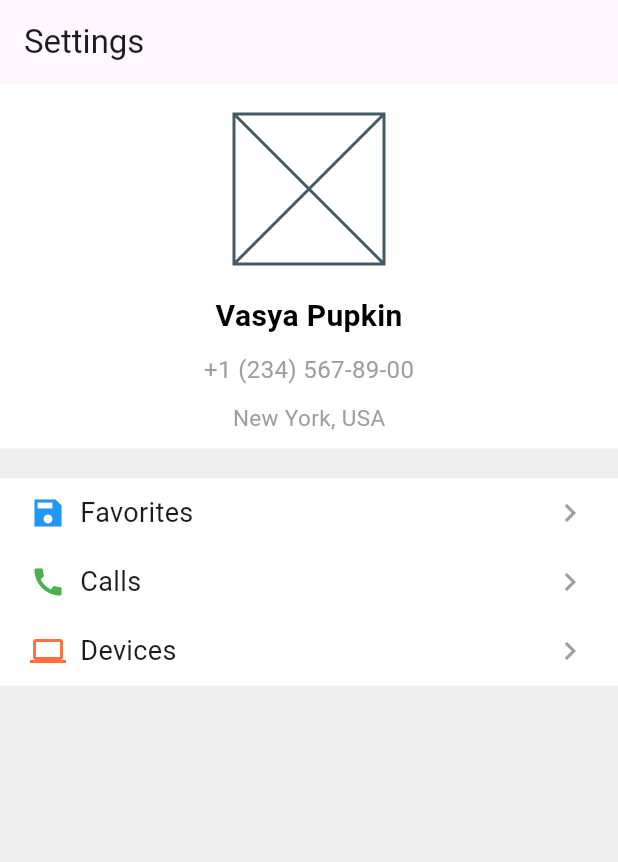
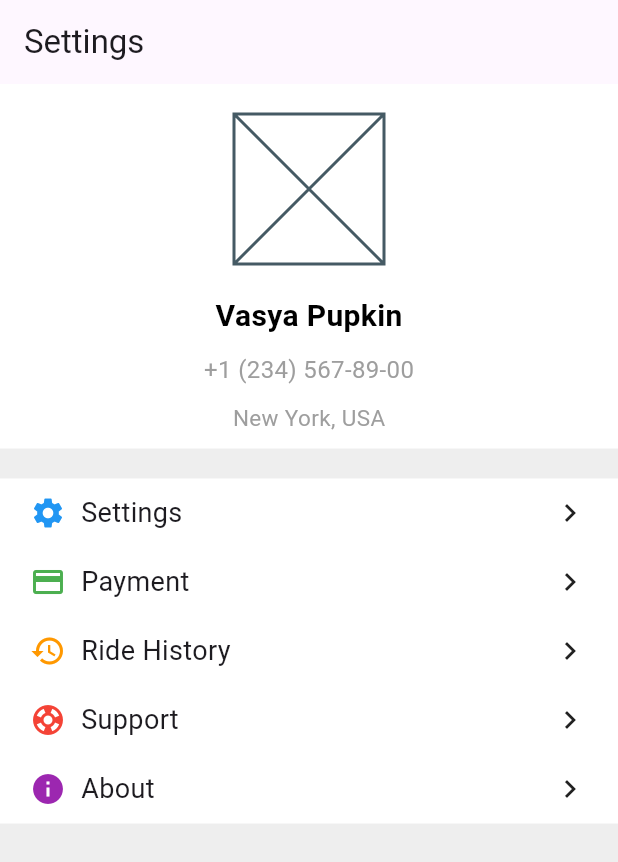
Before and after one commit to TheBaytur/baza, a Flutter app: the screen it shows after launch, on a phone screen of 412 x 824 dp. Shown: the top 862 px of the screen. Run offline on Flutter 3.47's test engine with Material 3 defaults, Android fonts, the phone set to English and light mode, and no system bars.

Commit message:
Menu added

```diff
--- a/lib/widgets/user_profile.dart
+++ b/lib/widgets/user_profile.dart
@@ -1,7 +1,15 @@
 import 'package:flutter/material.dart';
 
 class UserProfile extends StatelessWidget {
-  const UserProfile({super.key});
+  List <MenuRowData> menuRow = [
+    MenuRowData(icon: Icons.settings, text: 'Settings', color: Colors.blue),
+    MenuRowData(icon: Icons.payment, text: 'Payment', color: Colors.green),
+    MenuRowData(icon: Icons.history, text: 'Ride History', color: Colors.orange),
+    MenuRowData(icon: Icons.support, text: 'Support', color: Colors.red),
+    MenuRowData(icon: Icons.info, text: 'About', color: Colors.purple),
+  ];
+
+
 
   @override
   Widget build(BuildContext context) {
@@ -15,7 +23,9 @@ class UserProfile extends StatelessWidget {
           child: Column(
             mainAxisAlignment: MainAxisAlignment.start,
             crossAxisAlignment: CrossAxisAlignment.center,
-            children: [_UserInfo(), SizedBox(height: 20), _MenuWidget()],
+            children: [_UserInfo(), SizedBox(height: 20),
+            _MenuWidget(menuRow : menuRow),
+            ],
           ),
         ),
       ),
@@ -23,8 +33,25 @@ class UserProfile extends StatelessWidget {
   }
 }
 
+class MenuRowData {
+  final IconData icon;
+  final String text;
+  final Color color;
+
+  MenuRowData({
+    required this.icon,
+    required this.text,
+    required this.color,
+  });
+}
+
 class _MenuWidget extends StatelessWidget {
-  const _MenuWidget({super.key});
+  final List<MenuRowData> menuRow;
+
+  const _MenuWidget({
+    Key? key,
+    required this.menuRow,
+    }) : super(key: key);
 
   @override
   Widget build(BuildContext context) {
@@ -33,40 +60,36 @@ class _MenuWidget extends StatelessWidget {
       width: double.infinity,
 
       child: Column(
-        children: [
-          Padding(
+        children:
+          menuRow.map((data) => _MenuWidgetRow(data: data)).toList(),
+
+
+          ),
+    );
+  }
+  }
+
+
+class _MenuWidgetRow extends StatelessWidget {
+  final MenuRowData data;
+
+  const _MenuWidgetRow({
+    Key? key,
+    required this.data,}) : super(key: key);
+
+  @override
+  Widget build(BuildContext context) {
+    return Padding(
           padding: EdgeInsets.symmetric(horizontal: 20, vertical: 10),
           child :Row(
             children: [
-              Icon(Icons.save_sharp, color: Colors.blue),
-              Expanded(child: Text('  Favorites', style: TextStyle(fontSize: 18))),
-              Icon(Icons.chevron_right_sharp, color: Colors.grey),
+              Icon(data.icon, color: data.color),
+              SizedBox(width: 10),
+              Expanded(child: Text(data.text, style: TextStyle(fontSize: 18))),
+              Icon(Icons.chevron_right_sharp),
             ],
           ),
-          ),
-          Padding(
-          padding: EdgeInsets.symmetric(horizontal: 20, vertical: 10),
-          child :Row(
-            children: [
-              Icon(Icons.call, color: Colors.green),
-              Expanded(child: Text('  Calls', style: TextStyle(fontSize: 18))),
-              Icon(Icons.chevron_right_sharp, color: Colors.grey),
-            ],
-          ),
-          ),
-          Padding(
-          padding: EdgeInsets.symmetric(horizontal: 20, vertical: 10),
-          child :Row(
-            children: [
-              Icon(Icons.computer, color: Colors.deepOrangeAccent),
-              Expanded(child: Text('  Devices', style: TextStyle(fontSize: 18))),
-              Icon(Icons.chevron_right_sharp, color: Colors.grey),
-            ],
-          ),
-          ),
-        ],
-      ),
-    );
+          );
   }
 }
 
```
